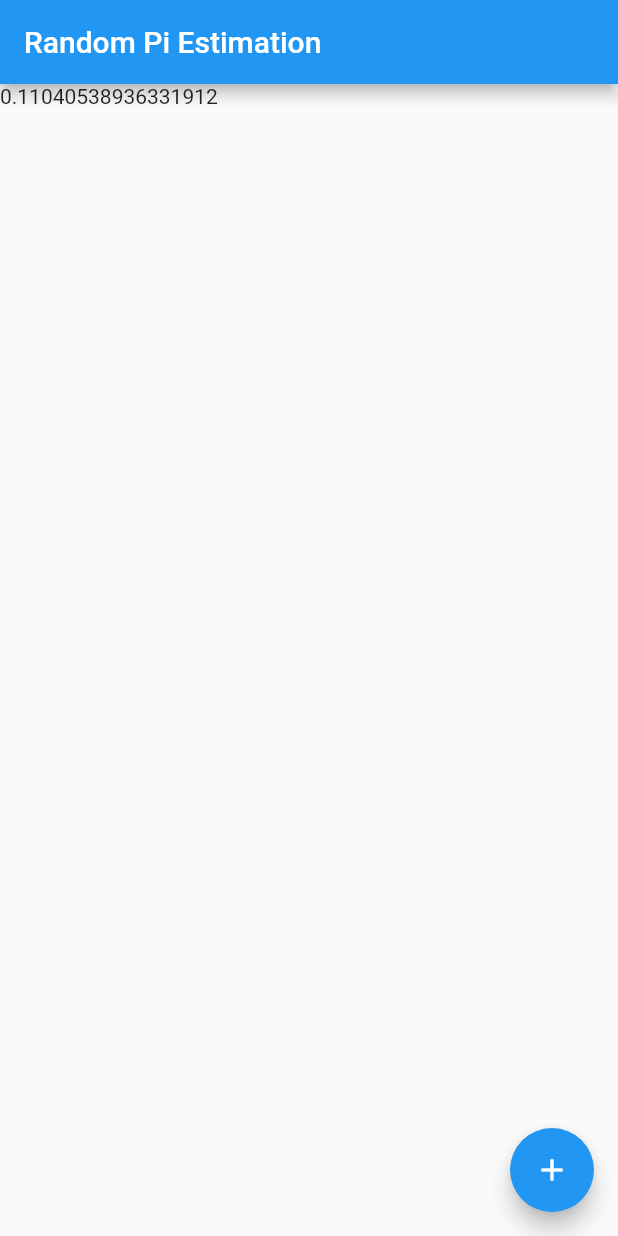
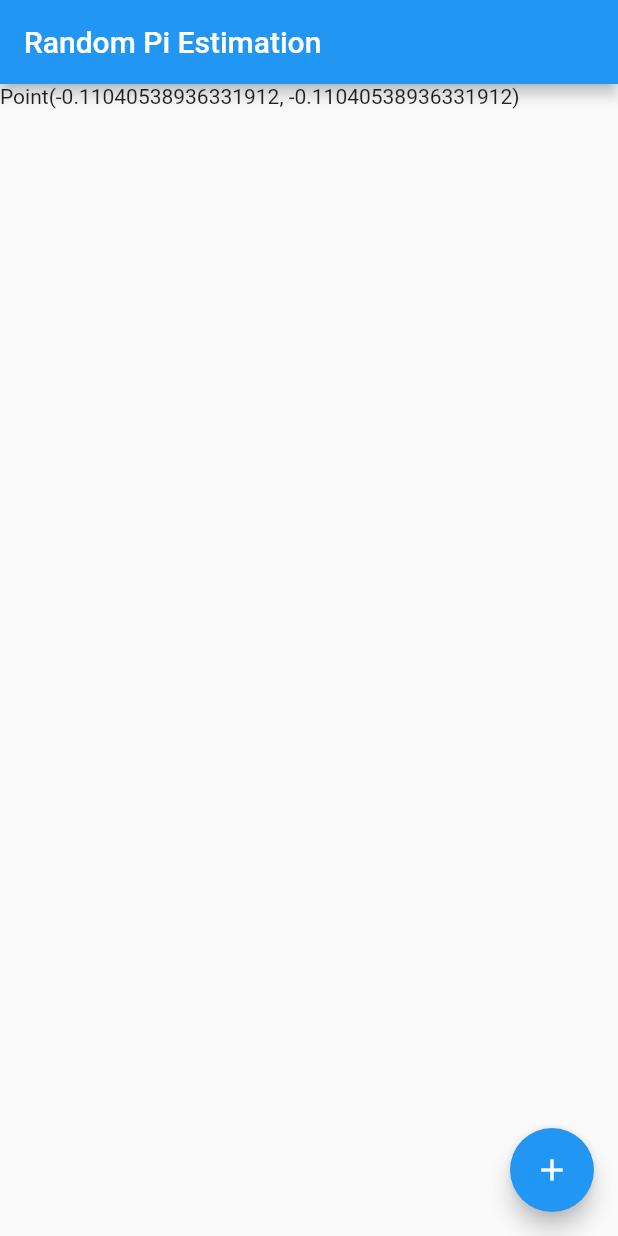
Before and after one commit to scourgemancer/random-pi-estimation, a Flutter app: the screen it shows after launch, after a tap on the "add" icon, on a phone screen of 412 x 824 dp. Run offline on Flutter 3.47's test engine with Material 2 defaults, Android fonts, the phone set to English and light mode, and no system bars.

Commit message:
Externalizes random doubles to custom point class

```diff
--- a/random_pi_estimation/lib/main.dart
+++ b/random_pi_estimation/lib/main.dart
@@ -26,12 +26,12 @@ class MyHomePage extends StatefulWidget {
 }
 
 class _MyHomePageState extends State<MyHomePage> {
-  List<double> _randomPoints = new List();
+  List<_RandomPoint> _randomPoints = new List();
 
   void _addRandomPoint() {
     setState(() {
       // Generates random double from 0.0 inclusive to 1.0 exclusive
-      _randomPoints.add(Random.secure().nextDouble());
+      _randomPoints.add(new _RandomPoint());
     });
   }
 
@@ -44,8 +44,7 @@ class _MyHomePageState extends State<MyHomePage> {
       body: Center(
         child: ListView.builder(
             itemCount: _randomPoints.length,
-            itemBuilder: (BuildContext ctxt, int index) =>
-                Text(_randomPoints[index].toString()),
+            itemBuilder: (BuildContext ctxt, int index) => _randomPoints[index],
         )
       ),
       floatingActionButton: FloatingActionButton(
@@ -56,3 +55,22 @@ class _MyHomePageState extends State<MyHomePage> {
     );
   }
 }
+
+class _RandomPoint extends StatelessWidget {
+  Point<double> randomPoint;
+
+  double getRandomCoordinate() {
+    double magnitude = Random.secure().nextDouble();
+    bool isNegative = Random.secure().nextBool();
+    return (isNegative) ? -magnitude : magnitude;
+  }
+
+  _RandomPoint() {
+    randomPoint = new Point(getRandomCoordinate(), getRandomCoordinate());
+  }
+
+  @override
+  Widget build(BuildContext context) {
+    return new Text(randomPoint.toString());
+  }
+}
```
